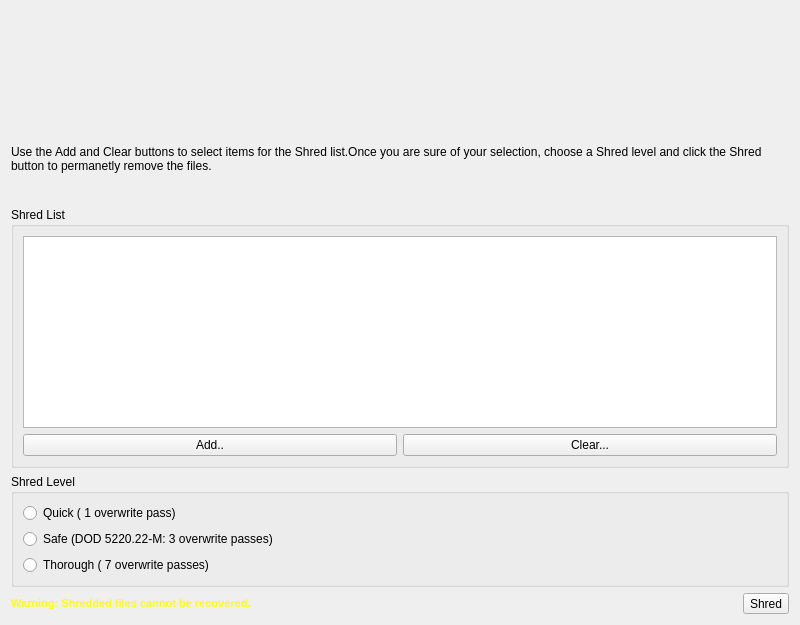
Above: CPC/ui/shredwidget.ui from CoEIA/CPC before the change. Below: the same form after it.
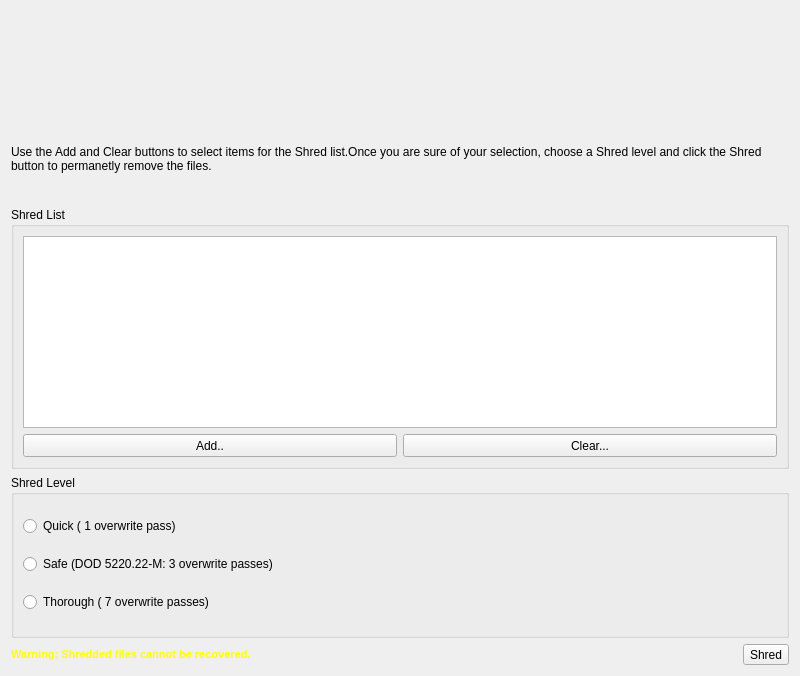
That is the form after the change.

Commit message: Updated Button size.

```diff
--- a/CPC/ui/shredwidget.ui
+++ b/CPC/ui/shredwidget.ui
@@ -7,7 +7,7 @@
     <x>0</x>
     <y>0</y>
     <width>800</width>
-    <height>602</height>
+    <height>676</height>
    </rect>
   </property>
   <property name="sizePolicy">
@@ -75,6 +75,12 @@
        <layout class="QHBoxLayout" name="horizontalLayout">
         <item>
          <widget class="QPushButton" name="addShredButton">
+          <property name="minimumSize">
+           <size>
+            <width>0</width>
+            <height>23</height>
+           </size>
+          </property>
           <property name="text">
            <string>Add..</string>
           </property>
@@ -82,6 +88,12 @@
         </item>
         <item>
          <widget class="QPushButton" name="clearShredButton">
+          <property name="minimumSize">
+           <size>
+            <width>0</width>
+            <height>23</height>
+           </size>
+          </property>
           <property name="text">
            <string>Clear...</string>
           </property>
```
The commit also changes 2 other files.
